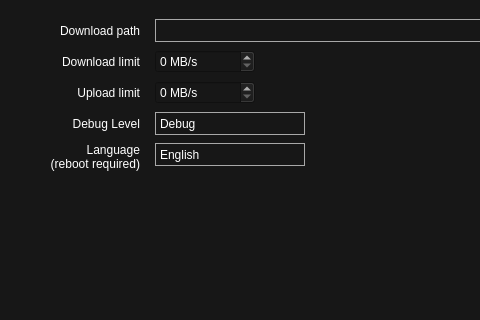
AdunanzA/Tsunami, file settingswindow.ui: the form before one commit; both pictures show x 0 to 480 and y 0 to 320 of the 671 by 536 pixel window.
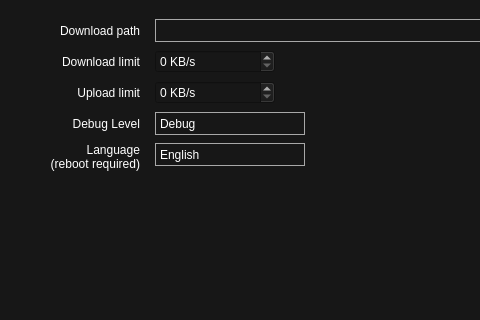
The form after the commit. Icons and pictures are not drawn.

Diff of the .ui file:
```diff
--- a/settingswindow.ui
+++ b/settingswindow.ui
@@ -157,15 +157,18 @@
          <widget class="QSpinBox" name="numLimitUp">
           <property name="minimumSize">
            <size>
-            <width>100</width>
+            <width>120</width>
             <height>23</height>
            </size>
           </property>
+          <property name="showGroupSeparator" stdset="0">
+           <bool>true</bool>
+          </property>
           <property name="suffix">
-           <string> MB/s</string>
+           <string> KB/s</string>
           </property>
           <property name="maximum">
-           <number>100</number>
+           <number>100000</number>
           </property>
          </widget>
         </item>
@@ -306,15 +309,18 @@
          <widget class="QSpinBox" name="numLimitDown">
           <property name="minimumSize">
            <size>
-            <width>100</width>
+            <width>120</width>
             <height>23</height>
            </size>
           </property>
+          <property name="showGroupSeparator" stdset="0">
+           <bool>true</bool>
+          </property>
           <property name="suffix">
-           <string> MB/s</string>
+           <string> KB/s</string>
           </property>
           <property name="maximum">
-           <number>100</number>
+           <number>100000</number>
           </property>
          </widget>
         </item>
```
